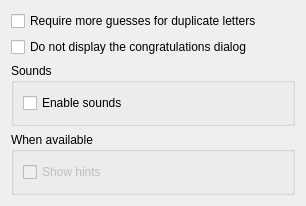
Above: src/generalui.ui from KDE/khangman before the change. Below: the same form after it.
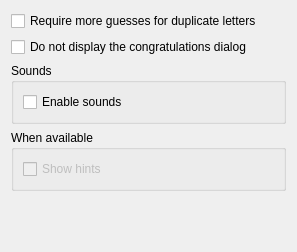
That is the form after the change.

Commit message: change layout a bit

Diff of the .ui file:
```diff
--- a/src/generalui.ui
+++ b/src/generalui.ui
@@ -5,8 +5,8 @@
    <rect>
     <x>0</x>
     <y>0</y>
-    <width>306</width>
-    <height>206</height>
+    <width>297</width>
+    <height>252</height>
    </rect>
   </property>
   <property name="toolTip" >
@@ -53,21 +53,6 @@
         <string>Sounds</string>
        </property>
        <layout class="QVBoxLayout" >
-        <property name="spacing" >
-         <number>6</number>
-        </property>
-        <property name="leftMargin" >
-         <number>9</number>
-        </property>
-        <property name="topMargin" >
-         <number>9</number>
-        </property>
-        <property name="rightMargin" >
-         <number>9</number>
-        </property>
-        <property name="bottomMargin" >
-         <number>9</number>
-        </property>
         <item>
          <widget class="QCheckBox" name="kcfg_Sound" >
           <property name="toolTip" >
@@ -90,24 +75,6 @@
         <string>When available</string>
        </property>
        <layout class="QGridLayout" >
-        <property name="leftMargin" >
-         <number>9</number>
-        </property>
-        <property name="topMargin" >
-         <number>9</number>
-        </property>
-        <property name="rightMargin" >
-         <number>9</number>
-        </property>
-        <property name="bottomMargin" >
-         <number>9</number>
-        </property>
-        <property name="horizontalSpacing" >
-         <number>6</number>
-        </property>
-        <property name="verticalSpacing" >
-         <number>6</number>
-        </property>
         <item row="0" column="0" >
          <widget class="QCheckBox" name="kcfg_Hint" >
           <property name="enabled" >
@@ -130,6 +97,19 @@
      </item>
     </layout>
    </item>
+   <item row="1" column="0" >
+    <spacer>
+     <property name="orientation" >
+      <enum>Qt::Vertical</enum>
+     </property>
+     <property name="sizeHint" >
+      <size>
+       <width>20</width>
+       <height>40</height>
+      </size>
+     </property>
+    </spacer>
+   </item>
   </layout>
  </widget>
  <resources/>
```
The commit also changes 2 other files.
